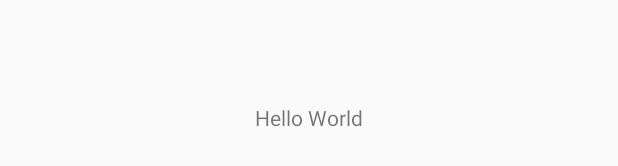
After one commit to Silver2Engineered/weather, an Android app: the layout city_item.xml on its own in the app's theme, with its tools: preview values and no code run, on a phone screen of 412 x 824 dp. The commit adds this screen. Shown: the part 501-667 px from the top of the screen. Run offline under Robolectric (Android 15) with nearby library versions, the phone set to English and light mode, and no system bars.

Commit message:
add recycler view not completed

```diff
--- a/app/build.gradle.kts
+++ b/app/build.gradle.kts
@@ -38,6 +38,7 @@ android {
     }
     buildFeatures {
         compose = true
+        viewBinding = true
     }
     composeOptions {
         kotlinCompilerExtensionVersion = "1.4.3"
@@ -62,6 +63,8 @@ dependencies {
     implementation("androidx.legacy:legacy-support-v4:1.0.0")
     implementation("androidx.lifecycle:lifecycle-livedata-ktx:2.6.1")
     implementation("androidx.lifecycle:lifecycle-viewmodel-ktx:2.6.1")
+    implementation("androidx.recyclerview:recyclerview:1.3.1")
+    implementation("androidx.constraintlayout:constraintlayout:2.1.4")
     testImplementation("junit:junit:4.13.2")
     androidTestImplementation("androidx.test.ext:junit:1.1.5")
     androidTestImplementation("androidx.test.espresso:espresso-core:3.5.1")
--- /dev/null
+++ b/app/src/main/res/layout/city_item.xml
@@ -0,0 +1,16 @@
+<androidx.constraintlayout.widget.ConstraintLayout xmlns:android="http://schemas.android.com/apk/res/android" xmlns:tools="http://schemas.android.com/tools"
+    xmlns:app="http://schemas.android.com/apk/res-auto"
+    android:layout_width="match_parent"
+    android:layout_height="match_parent"
+    android:gravity="center_vertical">
+
+    <TextView
+        android:id="@+id/cityTextView"
+        android:layout_width="wrap_content"
+        android:layout_height="wrap_content"
+        app:layout_constraintBottom_toBottomOf="parent"
+        app:layout_constraintEnd_toEndOf="parent"
+        app:layout_constraintStart_toStartOf="parent"
+        tools:text="@string/hello_world"
+        app:layout_constraintTop_toTopOf="parent" />
+</androidx.constraintlayout.widget.ConstraintLayout>
--- a/app/src/main/res/values/strings.xml
+++ b/app/src/main/res/values/strings.xml
@@ -1,4 +1,5 @@
 <resources>
     <string name="app_name">Weather</string>
     <string name="hello_world">Hello World</string>
+    <string name="list_item">List Item %d</string>
 </resources>
```
Also changed, not shown: app/src/main/java/com/example/weather/CityPicker.kt (deleted, +0 -31 lines), app/src/main/java/com/example/weather/CityPickerAdapter.kt (added, +52 -0 lines), app/src/main/java/com/example/weather/CityPickerFragment.kt (added, +43 -0 lines), app/src/main/java/com/example/weather/CityPickerViewModel.kt (+5 -2 lines), app/src/main/res/layout/fragment_city_picker.xml (+4 -7 lines).
